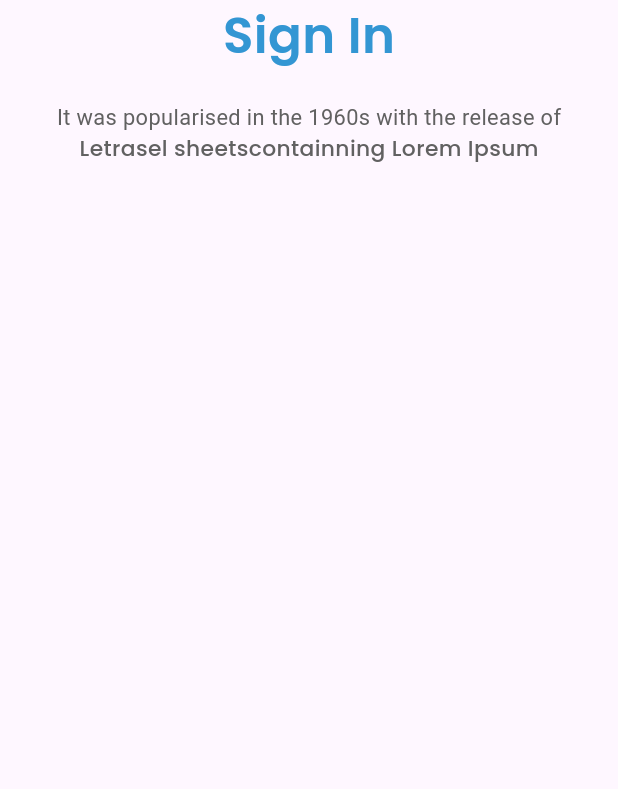
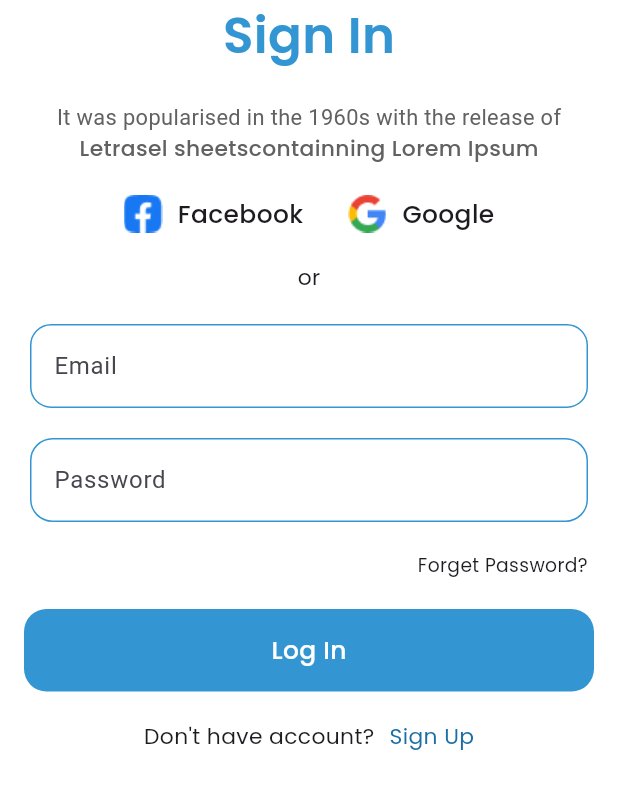
Before and after one commit to PGPrince/mobile_sign_in, a Flutter app: the screen it shows after launch, on a phone screen of 412 x 824 dp. Shown: the top 789 px of the screen. Run offline on Flutter 3.47's test engine with Material 3 defaults, Android fonts, the phone set to English and light mode, and no system bars; Roboto replaces fonts that are missing (Poppis-Medium, Poppis-medium).

Commit message:
mobile_sign_in_page

```diff
--- a/lib/main.dart
+++ b/lib/main.dart
@@ -12,6 +12,7 @@ class MyApp extends StatelessWidget {
     return MaterialApp(
       debugShowCheckedModeBanner: false,
       home: Scaffold(
+        backgroundColor: Color(0xffFFFFFF),
         body: SafeArea(
           child: Column(
             children: [
@@ -33,7 +34,7 @@ class MyApp extends StatelessWidget {
                   'It was popularised in the 1960s with the release of',
                   style: TextStyle(
                     fontSize: 14.55,
-                    fontFamily: 'Poppis-medium',
+                    fontFamily: 'Poppis-Medium',
                     color: Colors.grey.shade700,
                   ),
                 ),
@@ -42,12 +43,172 @@ class MyApp extends StatelessWidget {
                 'Letrasel sheetscontainning Lorem Ipsum',
                 style: TextStyle(
                   fontSize: 14.55,
-                  fontFamily: 'Poppins-medium',
+                  fontFamily: 'Poppins-Medium',
                   color: Colors.grey.shade700,
                 ),
               ),
               SizedBox(
                 height: 20,
+              ),
+              Row(
+                mainAxisAlignment: MainAxisAlignment.center,
+                children: [
+                  Row(
+                    children: [
+                      Image(
+                        image: AssetImage('assets/images/Facebook.png'),
+                        ),
+                        SizedBox(
+                          width: 10,
+                        ),
+                      Text(
+                        'Facebook',
+                        style: TextStyle(
+                          fontSize: 16.63,
+                          fontFamily: 'Poppins-Medium',
+                        ),
+                      ),
+                    ],
+                  ),
+                  SizedBox(
+                    width: 30,
+                  ),
+                  Row(
+                    children: [
+                      Image(
+                        image: AssetImage('assets/images/Google.png'),
+                      ),
+                      SizedBox(
+                        width: 10,
+                      ),
+                      Text(
+                        'Google',
+                        style: TextStyle(
+                          fontSize: 16.63,
+                          fontFamily: 'Poppins-Medium',
+                        ),
+                      ),
+                    ],
+                  ),
+                ],
+              ),
+              SizedBox(
+                height: 20,
+              ),
+              Text(
+                'or',
+                style: TextStyle(
+                  fontSize: 14.55,
+                  fontFamily: 'Poppins-Regular',
+                ),
+              ),
+              SizedBox(
+                height: 20,
+              ),
+              Padding(
+                padding: const EdgeInsets.symmetric(horizontal: 20),
+                child: TextFormField(
+                  decoration: InputDecoration(
+                    hintText: 'Email',
+                    fillColor: Color(0xffFFFFFF),
+                    filled: true,
+                    focusedBorder: OutlineInputBorder(
+                      borderSide: BorderSide(
+                        color: Color(0xff3396D3),
+                      ),
+                      borderRadius: BorderRadius.circular(15),
+                    ),
+                    enabledBorder: OutlineInputBorder(
+                      borderSide: BorderSide(
+                        color: Color(0xff3396D3),
+                      ),
+                      borderRadius: BorderRadius.circular(14),
+                    ),
+                  ),
+                ),
+              ),
+              SizedBox(
+                height: 20,
+              ),
+              Padding(
+                padding: const EdgeInsets.symmetric(horizontal: 20),
+                child: TextFormField(
+                  decoration: InputDecoration(
+                    hintText: 'Password',
+                    focusedBorder: OutlineInputBorder(
+                      borderSide: BorderSide(color: Color(0xff3396D3)),
+                      borderRadius: BorderRadius.circular(15),
+                    ),
+                    enabledBorder: OutlineInputBorder(
+                      borderSide: BorderSide(color: Color(0xff3396D3)),
+                      borderRadius: BorderRadius.circular(15),
+                    ),
+                  ),
+                ),
+              ),
+              SizedBox(
+                height: 20,
+              ),
+              Padding(
+                padding: const EdgeInsets.symmetric(horizontal: 20),
+                child: Align(
+                  alignment: Alignment.centerRight,
+                  child: Text(
+                  'Forget Password?',
+                  textAlign: TextAlign.right,
+                  style: TextStyle(
+                    fontSize: 12.47,
+                    fontFamily: 'Poppins-Regular',
+                  ),
+                  ),
+                ),
+              ),
+              SizedBox(
+                height: 20,
+              ),
+              Container(
+                height: 55,
+                width: 380,
+                decoration: BoxDecoration(
+                  borderRadius: BorderRadius.circular(15),
+                  color: Color(0xff3396D3),
+                ),
+                child: Center(
+                  child: Text(
+                    'Log In',
+                    style: TextStyle(
+                      fontSize: 16.63,
+                      fontFamily: 'Poppins-Medium',
+                      color: Color(0xffFFFFFF),
+                    ),
+                  ),
+                ),
+              ),
+              SizedBox(
+                height: 20,
+              ),
+              Row(
+                mainAxisAlignment: MainAxisAlignment.center,
+                children: [
+                  Text(
+                "Don't have account?",
+                style: TextStyle(
+                  fontSize: 14.55,
+                  fontFamily: 'Poppins-Regular',
+                ),
+              ),
+              SizedBox(
+                width: 10,
+              ),
+              Text(
+                "Sign Up",
+                style: TextStyle(
+                  fontSize: 14.55,
+                  fontFamily: 'Poppins-Regular',
+                  color: Color(0xff1C6EA4),
+                ),
+              ),
+                ],
               ),
             ],
           ),
--- a/pubspec.yaml
+++ b/pubspec.yaml
@@ -60,6 +60,7 @@ flutter:
   # To add assets to your application, add an assets section, like this:
   assets:
     - assets/images/
+    # - assets/images/
   #   - images/a_dot_ham.jpeg
 
   # An image asset can refer to one or more resolution-specific "variants", see
```
